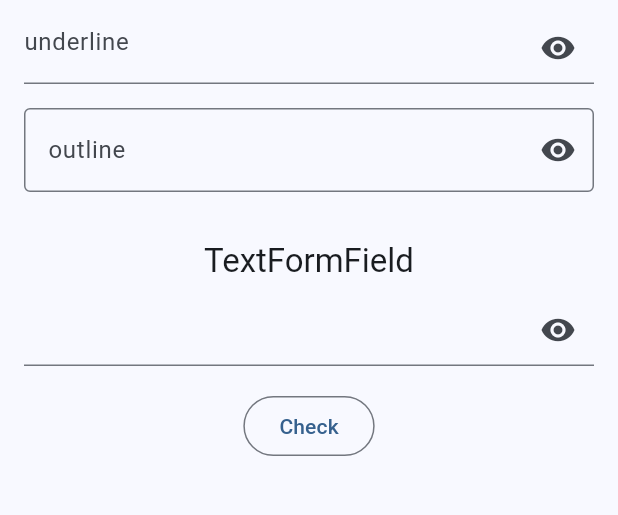
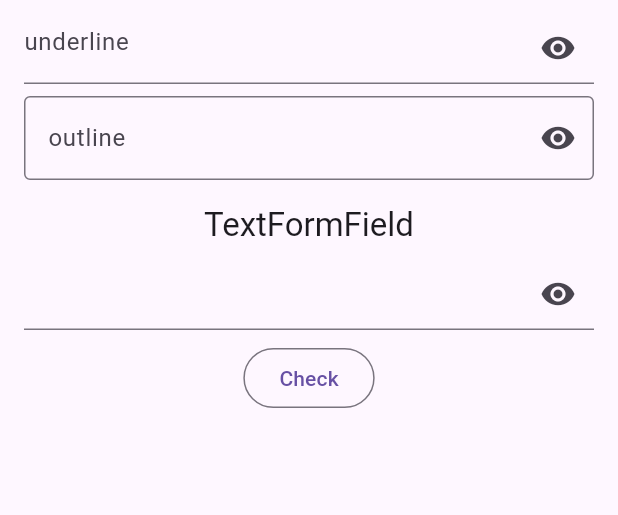
Before and after one commit to koji-1009/password_text_field, a Flutter app: the screen it shows after launch, on a phone screen of 412 x 824 dp, the part 150-665 px from its top. Run offline on Flutter 3.47's test engine with Material 3 defaults, Android fonts, the phone set to English and light mode, and no system bars.

Commit message:
chore: Update example

```diff
--- a/example/analysis_options.yaml
+++ b/example/analysis_options.yaml
@@ -13,8 +13,7 @@ linter:
   # The lint rules applied to this project can be customized in the
   # section below to disable rules from the `package:flutter_lints/flutter.yaml`
   # included above or to enable additional rules. A list of all available lints
-  # and their documentation is published at
-  # https://dart-lang.github.io/linter/lints/index.html.
+  # and their documentation is published at https://dart.dev/lints.
   #
   # Instead of disabling a lint rule for the entire project in the
   # section below, it can also be suppressed for a single line of code
--- a/example/lib/main.dart
+++ b/example/lib/main.dart
@@ -4,9 +4,7 @@ import 'package:flutter/material.dart';
 import 'package:password_text_field/password_text_field.dart';
 
 void main() {
-  runApp(
-    const MyApp(),
-  );
+  runApp(const MyApp());
 }
 
 class MyApp extends StatelessWidget {
@@ -16,20 +14,8 @@ class MyApp extends StatelessWidget {
   Widget build(BuildContext context) {
     return MaterialApp(
       title: 'password_text_field demo',
-      theme: ThemeData(
-        useMaterial3: true,
-        colorScheme: ColorScheme.fromSeed(
-          seedColor: Colors.blue,
-          brightness: Brightness.light,
-        ),
-      ),
-      darkTheme: ThemeData(
-        useMaterial3: true,
-        colorScheme: ColorScheme.fromSeed(
-          seedColor: Colors.blue,
-          brightness: Brightness.dark,
-        ),
-      ),
+      theme: ThemeData.light(),
+      darkTheme: ThemeData.dark(),
       home: const MyHomePage(),
     );
   }
@@ -40,26 +26,16 @@ class MyHomePage extends StatelessWidget {
 
   @override
   Widget build(BuildContext context) {
-    final width = MediaQuery.of(context).size.width;
+    final width = MediaQuery.sizeOf(context).width;
     final margin = max((width - 640) / 2, 16.0);
 
     return Scaffold(
-      appBar: AppBar(
-        title: const Text('Demo Page'),
-      ),
+      appBar: AppBar(title: const Text('Demo Page')),
       body: SingleChildScrollView(
-        padding: EdgeInsets.symmetric(
-          horizontal: margin,
-          vertical: 16,
-        ),
+        padding: EdgeInsets.symmetric(horizontal: margin, vertical: 16),
         child: const Column(
-          children: [
-            PasswordWidget(),
-            SizedBox(
-              height: 32,
-            ),
-            PasswordFormWidget(),
-          ],
+          spacing: 16,
+          children: [PasswordWidget(), PasswordFormWidget()],
         ),
       ),
     );
@@ -72,22 +48,14 @@ class PasswordWidget extends StatelessWidget {
   @override
   Widget build(BuildContext context) {
     return Column(
+      spacing: 8,
       children: [
-        Text(
-          'TextField',
-          style: Theme.of(context).textTheme.titleLarge,
-        ),
-        const SizedBox(
-          height: 8,
-        ),
+        Text('TextField', style: Theme.of(context).textTheme.titleLarge),
         const PasswordTextField(
           decoration: InputDecoration(
             border: UnderlineInputBorder(),
             hintText: 'underline',
           ),
-        ),
-        const SizedBox(
-          height: 16,
         ),
         const PasswordTextField(
           decoration: InputDecoration(
@@ -122,14 +90,9 @@ class _PasswordFormWidgetState extends State<PasswordFormWidget> {
     return Form(
       key: _formState,
       child: Column(
+        spacing: 8,
         children: [
-          Text(
-            'TextFormField',
-            style: Theme.of(context).textTheme.titleLarge,
-          ),
-          const SizedBox(
-            height: 8,
-          ),
+          Text('TextFormField', style: Theme.of(context).textTheme.titleLarge),
           PasswordTextFormField(
             controller: _textFormFieldController,
             validator: (value) {
@@ -139,9 +102,6 @@ class _PasswordFormWidgetState extends State<PasswordFormWidget> {
 
               return null;
             },
-          ),
-          const SizedBox(
-            height: 16,
           ),
           OutlinedButton(
             onPressed: () {
--- a/example/pubspec.yaml
+++ b/example/pubspec.yaml
@@ -19,8 +19,8 @@ publish_to: 'none' # Remove this line if you wish to publish to pub.dev
 version: 1.0.0+1
 
 environment:
-  sdk: '>=3.0.0 <4.0.0'
-  flutter: '>=3.0.0 <4.0.0'
+  sdk: '>=3.9.0 <4.0.0'
+  flutter: '>=3.35.0 <4.0.0'
 
 # Dependencies specify other packages that your package needs in order to work.
 # To automatically upgrade your package dependencies to the latest versions
@@ -43,7 +43,7 @@ dev_dependencies:
   # activated in the `analysis_options.yaml` file located at the root of your
   # package. See that file for information about deactivating specific lint
   # rules and activating additional ones.
-  flutter_lints: ^3.0.0
+  flutter_lints: ^6.0.0
 
 # For information on the generic Dart part of this file, see the
 # following page: https://dart.dev/tools/pub/pubspec
```
Also changed, not shown: example/pubspec.lock, 74 other files.
